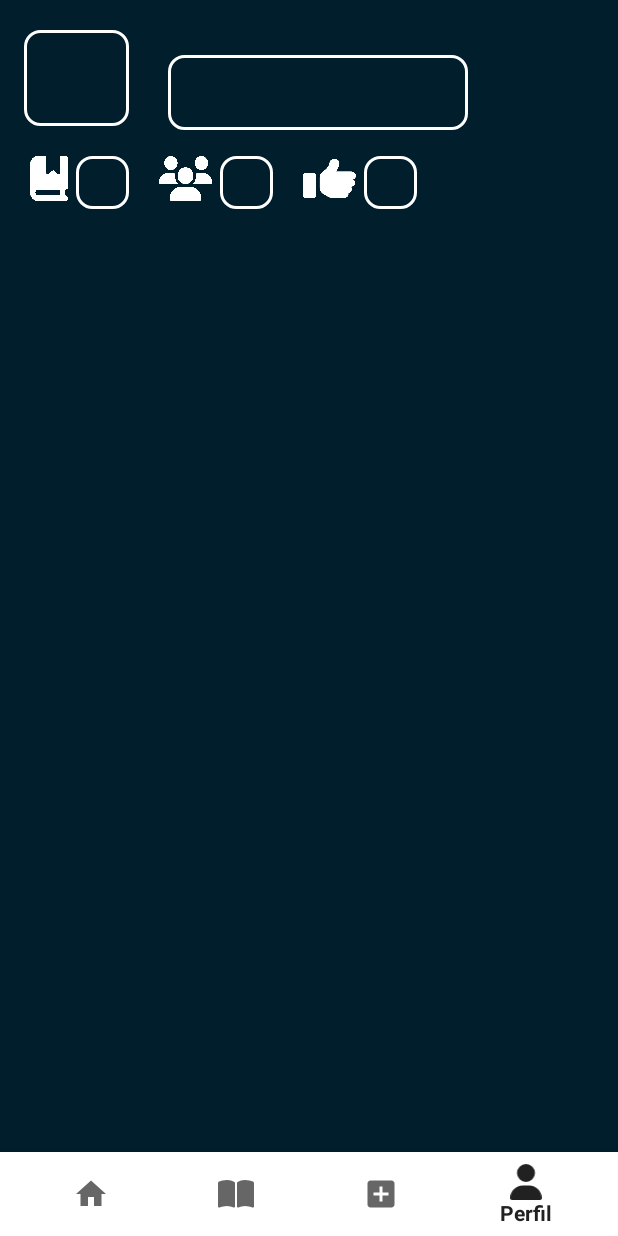
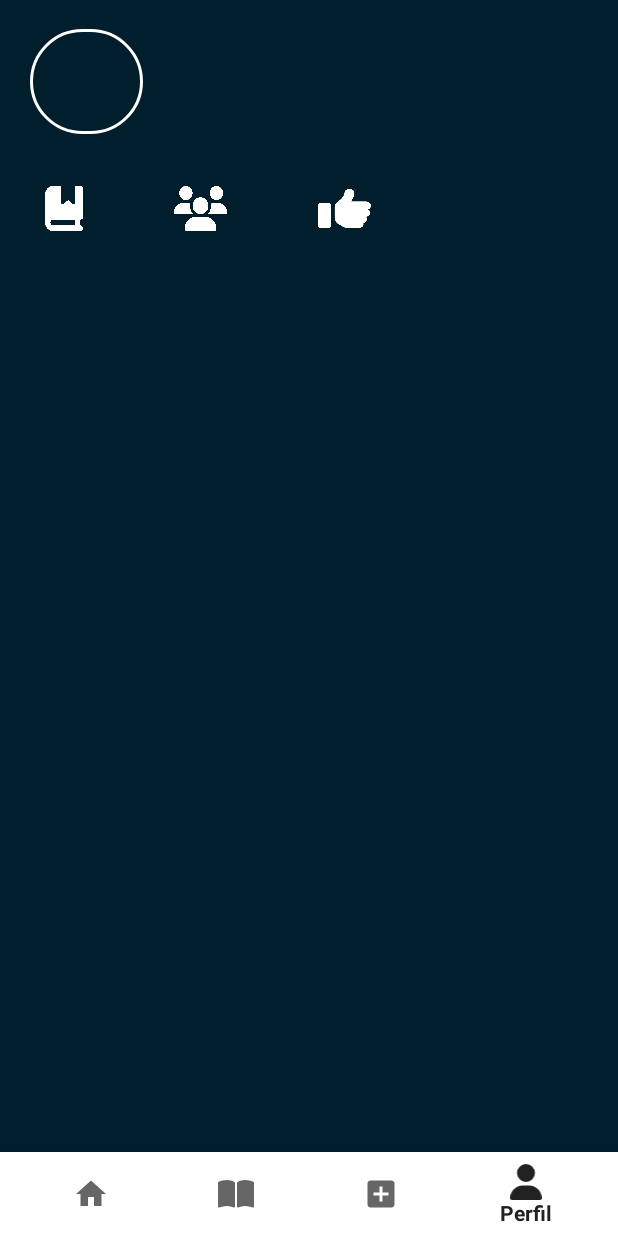
Before and after one commit to EduardJiron/12HGitCraft, an Android app: the fragment ContainerFragment placed in its activity, item 4 of the bottom bar chosen, on a phone screen of 412 x 824 dp. Run offline under Robolectric (Android 15) with nearby library versions, the phone set to English and light mode, and no system bars; our stand-ins replace Room's generated code, navigation-ui; pictures from the network do not load.

Commit message:
setOnClickListeners en Login y Cuenta, uso de Room en creacion de cuenta

```diff
--- a/app/src/main/java/com/twelveHours/gitcraft/LoginFragment.kt
+++ b/app/src/main/java/com/twelveHours/gitcraft/LoginFragment.kt
@@ -6,6 +6,15 @@ import android.view.LayoutInflater
 import android.view.View
 import android.view.ViewGroup
 import android.widget.Button
+import android.widget.EditText
+import android.widget.TextView
+import android.widget.Toast
+import androidx.navigation.fragment.findNavController
+import androidx.room.Room
+import com.twelveHours.gitcraft.db.UsuarioLoginDatabase
+import com.twelveHours.gitcraft.entidad.UsuarioLogin
+import androidx.navigation.fragment.findNavController
+
 
 
 private const val ARG_PARAM1 = "param1"
@@ -30,13 +39,24 @@ class LoginFragment() : Fragment() {
     ) {
         super.onViewCreated(view, savedInstanceState)
 
+        //val usuarioCraft : EditText = view.findViewById(R.id.editTextUsuario)
+        //val passwordCraft : EditText = view.findViewById(R.id.editTextPassword)
         val text: Button = view.findViewById(R.id.btnInicar)
+        val nuevaCuenta : TextView = view.findViewById(R.id.textNuevoInfo)
+
+
         text.setOnClickListener {
             val fragment = ContainerFragment()
             val transaction = requireActivity().supportFragmentManager.beginTransaction()
             transaction.replace(R.id.fragmentContainerView, fragment)
             transaction.addToBackStack(null)
             transaction.commit()
+
+        }
+
+        nuevaCuenta.setOnClickListener {
+            val navController = findNavController()
+            navController.navigate(R.id.action_loginFragment_to_cuentaCraftFragment)
         }
 
 
--- a/app/src/main/res/drawable/baseline_add_box_24.xml
+++ b/app/src/main/res/drawable/baseline_add_box_24.xml
@@ -1,4 +1,4 @@
-<vector android:height="24dp" android:tint="#000000"
+<vector android:height="24dp" android:tint="#FFFFFF"
     android:viewportHeight="24" android:viewportWidth="24"
     android:width="24dp" xmlns:android="http://schemas.android.com/apk/res/android">
     <path android:fillColor="@android:color/white" android:pathData="M19,3L5,3c-1.11,0 -2,0.9 -2,2v14c0,1.1 0.89,2 2,2h14c1.1,0 2,-0.9 2,-2L21,5c0,-1.1 -0.9,-2 -2,-2zM17,13h-4v4h-2v-4L7,13v-2h4L11,7h2v4h4v2z"/>
--- a/app/src/main/res/drawable/baseline_book_24.xml
+++ b/app/src/main/res/drawable/baseline_book_24.xml
@@ -4,6 +4,6 @@
     android:viewportWidth="576"
     android:viewportHeight="512">
   <path
-      android:fillColor="#FF000000"
+      android:fillColor="#FFFFFF"
       android:pathData="M249.6,471.5c10.8,3.8 22.4,-4.1 22.4,-15.5L272,78.6c0,-4.2 -1.6,-8.4 -5,-11C247.4,52 202.4,32 144,32C93.5,32 46.3,45.3 18.1,56.1C6.8,60.5 0,71.7 0,83.8L0,454.1c0,11.9 12.8,20.2 24.1,16.5C55.6,460.1 105.5,448 144,448c33.9,0 79,14 105.6,23.5zM326.4,471.5C353,462 398.1,448 432,448c38.5,0 88.4,12.1 119.9,22.6c11.3,3.8 24.1,-4.6 24.1,-16.5L576,83.8c0,-12.1 -6.8,-23.3 -18.1,-27.6C529.7,45.3 482.5,32 432,32c-58.4,0 -103.4,20 -123,35.6c-3.3,2.6 -5,6.8 -5,11L304,456c0,11.4 11.7,19.3 22.4,15.5z"/>
 </vector>
--- a/app/src/main/res/drawable/baseline_home_24.xml
+++ b/app/src/main/res/drawable/baseline_home_24.xml
@@ -1,4 +1,4 @@
-<vector android:height="24dp" android:tint="#000000"
+<vector android:height="24dp" android:tint="#FFFDFD"
     android:viewportHeight="24" android:viewportWidth="24"
     android:width="24dp" xmlns:android="http://schemas.android.com/apk/res/android">
     <path android:fillColor="@android:color/white" android:pathData="M10,20v-6h4v6h5v-8h3L12,3 2,12h3v8z"/>
--- a/app/src/main/res/drawable/baseline_user_24.xml
+++ b/app/src/main/res/drawable/baseline_user_24.xml
@@ -4,6 +4,6 @@
     android:viewportWidth="448"
     android:viewportHeight="512">
   <path
-      android:fillColor="#FF000000"
+      android:fillColor="#FFFFFF"
       android:pathData="M224,256A128,128 0,1 0,224 0a128,128 0,1 0,0 256zM178.3,304C79.8,304 0,383.8 0,482.3C0,498.7 13.3,512 29.7,512L418.3,512c16.4,0 29.7,-13.3 29.7,-29.7C448,383.8 368.2,304 269.7,304L178.3,304z"/>
 </vector>
--- a/app/src/main/res/drawable/cardviewrepo.xml
+++ b/app/src/main/res/drawable/cardviewrepo.xml
@@ -1,7 +1,7 @@
 <?xml version="1.0" encoding="utf-8"?>
 <shape xmlns:android="http://schemas.android.com/apk/res/android"
     android:shape="rectangle">
-    <corners android:radius="10dp" />
+    <corners android:radius="30dp" />
     <stroke
         android:width="2dp"
         android:color="@color/bacAzulClaro" />
--- a/app/src/main/res/drawable/circleimageview.xml
+++ b/app/src/main/res/drawable/circleimageview.xml
@@ -1,9 +1,6 @@
 <?xml version="1.0" encoding="utf-8"?>
 <shape xmlns:android="http://schemas.android.com/apk/res/android"
     android:shape="oval">
-    <corners android:radius="5dp" />
-
+    <corners android:radius="50dp" />
     <solid android:color="#00AAAAAA" />
-
-
 </shape>
--- a/app/src/main/res/drawable/edit_text_rounded.xml
+++ b/app/src/main/res/drawable/edit_text_rounded.xml
@@ -1,7 +1,7 @@
 <?xml version="1.0" encoding="utf-8"?>
 <shape xmlns:android="http://schemas.android.com/apk/res/android"
     android:shape="rectangle">
-    <corners android:radius="10dp" />
+    <corners android:radius="360dp" />
     <stroke
         android:width="2dp"
         android:color="@color/white" />
--- a/app/src/main/res/layout/fragment_container.xml
+++ b/app/src/main/res/layout/fragment_container.xml
@@ -18,14 +18,10 @@
         app:defaultNavHost="true"
         app:navGraph="@navigation/navgraph" />
 
-
-
-
     <include
 
         layout="@layout/botton_navigation"
 
         />
 
-
 </FrameLayout>
--- a/app/src/main/res/layout/fragment_cuenta_craft.xml
+++ b/app/src/main/res/layout/fragment_cuenta_craft.xml
@@ -4,6 +4,7 @@
     xmlns:tools="http://schemas.android.com/tools"
     android:layout_width="match_parent"
     android:layout_height="match_parent"
+    android:onClick="True"
     tools:context=".CuentaCraftFragment">
 
     <androidx.constraintlayout.widget.ConstraintLayout
@@ -30,13 +31,13 @@
             android:id="@+id/txtNombreGraft"
             android:layout_width="301dp"
             android:layout_height="57dp"
-            android:ems="15"
             android:layout_alignParentLeft="true"
             android:layout_alignParentTop="true"
             android:layout_marginStart="150dp"
             android:layout_marginTop="76dp"
             android:layout_marginEnd="206dp"
             android:background="@drawable/edit_text_rounded"
+            android:ems="15"
             android:hint="Nombre de usario"
             android:textAlignment="center"
             android:textColor="@color/white"
@@ -62,7 +63,7 @@
             app:layout_constraintHorizontal_bias="0.527"
             app:layout_constraintStart_toStartOf="parent"
             app:layout_constraintTop_toBottomOf="@+id/txtNombreGraft"
-            app:layout_constraintVertical_bias="0.133" />
+            app:layout_constraintVertical_bias="0.126" />
 
         <Button
             android:id="@+id/btnAgregarGraft"
--- a/app/src/main/res/layout/fragment_usuario.xml
+++ b/app/src/main/res/layout/fragment_usuario.xml
@@ -16,13 +16,13 @@
         app:layout_constraintHorizontal_bias="0.454"
         app:layout_constraintStart_toStartOf="parent"
         app:layout_constraintTop_toTopOf="parent"
-        app:layout_constraintVertical_bias="1.0" />
+        app:layout_constraintVertical_bias="0.765" />
 
     <ImageView
         android:id="@+id/imageUser"
-        android:layout_width="70dp"
-        android:layout_height="64dp"
-        android:layout_marginStart="16dp"
+        android:layout_width="75dp"
+        android:layout_height="70dp"
+        android:layout_marginStart="20dp"
         android:background="@drawable/edit_text_rounded"
         android:stateListAnimator="@null"
         app:layout_constraintBottom_toBottomOf="parent"
@@ -36,33 +36,33 @@
     <TextView
         android:id="@+id/nombreUser"
         android:layout_width="200dp"
-        android:layout_height="50dp"
-        android:layout_marginEnd="100dp"
-        android:background="@drawable/edit_text_rounded"
-        android:textAlignment="center"
+        android:layout_height="30dp"
+        android:layout_marginEnd="80dp"
+        android:textAlignment="textStart"
         android:textColor="@color/white"
-        android:textSize="16sp"
+        android:textSize="20sp"
         app:layout_constraintBottom_toBottomOf="parent"
         app:layout_constraintEnd_toEndOf="parent"
         app:layout_constraintHorizontal_bias="1.0"
         app:layout_constraintStart_toEndOf="@+id/imageUser"
         app:layout_constraintTop_toTopOf="parent"
-        app:layout_constraintVertical_bias="0.047" />
+        app:layout_constraintVertical_bias="0.046" />
 
     <LinearLayout
         android:id="@+id/linearLayout1"
         android:layout_width="match_parent"
         android:layout_height="wrap_content"
-        android:layout_marginTop="104dp"
         android:minWidth="25px"
         android:minHeight="25px"
         android:orientation="horizontal"
+        android:layout_marginTop="100dp"
+        android:layout_marginStart="10dp"
         app:layout_constraintBottom_toTopOf="@+id/recyclerView2"
         app:layout_constraintEnd_toEndOf="parent"
         app:layout_constraintHorizontal_bias="0.0"
         app:layout_constraintStart_toStartOf="parent"
         app:layout_constraintTop_toTopOf="parent"
-        app:layout_constraintVertical_bias="0.0">
+        app:layout_constraintVertical_bias="0.166">
 
         <ImageView
             android:id="@+id/imageRepo"
@@ -71,7 +71,7 @@
             android:layout_marginStart="20dp"
             android:background="@drawable/repositorios"
             android:stateListAnimator="@null"
-            app:layout_constraintBottom_toBottomOf="40dp"
+            app:layout_constraintBottom_toBottomOf="parent"
             app:layout_constraintCircleRadius="45dp"
             app:layout_constraintStart_toStartOf="parent"
             app:layout_constraintTop_toTopOf="parent"
@@ -83,7 +83,6 @@
             android:layout_width="35dp"
             android:layout_height="35dp"
             android:layout_marginStart="5dp"
-            android:background="@drawable/edit_text_rounded"
             android:textAlignment="center"
             android:textColor="@color/white"
             android:textSize="20sp"
@@ -99,7 +98,7 @@
             android:layout_marginStart="20dp"
             android:background="@drawable/seguidores"
             android:stateListAnimator="@null"
-            app:layout_constraintBottom_toBottomOf="40dp"
+            app:layout_constraintBottom_toBottomOf="parent"
             app:layout_constraintCircleRadius="45dp"
             app:layout_constraintStart_toStartOf="parent"
             app:layout_constraintTop_toTopOf="parent"
@@ -111,7 +110,6 @@
             android:layout_width="35dp"
             android:layout_height="35dp"
             android:layout_marginStart="5dp"
-            android:background="@drawable/edit_text_rounded"
             android:textAlignment="center"
             android:textColor="@color/white"
             android:textSize="20sp"
@@ -127,7 +125,7 @@
             android:layout_marginStart="20dp"
             android:background="@drawable/thumb"
             android:stateListAnimator="@null"
-            app:layout_constraintBottom_toBottomOf="40dp"
+            app:layout_constraintBottom_toBottomOf="parent"
             app:layout_constraintCircleRadius="45dp"
             app:layout_constraintStart_toStartOf="parent"
             app:layout_constraintTop_toTopOf="parent"
@@ -139,7 +137,6 @@
             android:layout_width="35dp"
             android:layout_height="35dp"
             android:layout_marginStart="5dp"
-            android:background="@drawable/edit_text_rounded"
             android:textAlignment="center"
             android:textColor="@color/white"
             android:textSize="20sp"
--- a/app/src/main/res/menu/bottom_nav.xml
+++ b/app/src/main/res/menu/bottom_nav.xml
@@ -4,11 +4,11 @@
 
     <item android:title="Principal"
         android:id="@+id/principalFragment"
+
         android:icon="@drawable/baseline_home_24"/>
     <item android:title="Gestionar"
         android:id="@+id/gestionarFragment"
-        android:icon="@drawable/baseline_book_24"
-        />
+        android:icon="@drawable/baseline_book_24"/>
     <item android:title="Nuevo"
         android:id="@+id/nuevoFragment"
         android:icon="@drawable/baseline_add_box_24"/>
--- a/app/src/main/res/navigation/navgraph.xml
+++ b/app/src/main/res/navigation/navgraph.xml
@@ -47,9 +47,17 @@
         <action
             android:id="@+id/loginL"
             app:destination="@id/mainActivity" />
+        <action
+            android:id="@+id/action_loginFragment_to_cuentaCraftFragment"
+            app:destination="@id/cuentaCraftFragment" />
     </fragment>
     <fragment
         android:id="@+id/agregarRepoFragment"
         android:name="com.twelveHours.gitcraft.AgregarRepoFragment"
         android:label="AgregarRepoFragment" />
+    <fragment
+        android:id="@+id/cuentaCraftFragment"
+        android:name="com.twelveHours.gitcraft.CuentaCraftFragment"
+        android:label="fragment_cuenta_craft"
+        tools:layout="@layout/fragment_cuenta_craft" />
 </navigation>
```
Also changed, not shown: app/src/main/java/com/twelveHours/gitcraft/CuentaCraftFragment.kt (+44 -0 lines), app/src/main/res/layout/itemrepository.xml (+8 -7 lines), app/src/main/res/layout/itemuserrepo.xml (+10 -12 lines).
